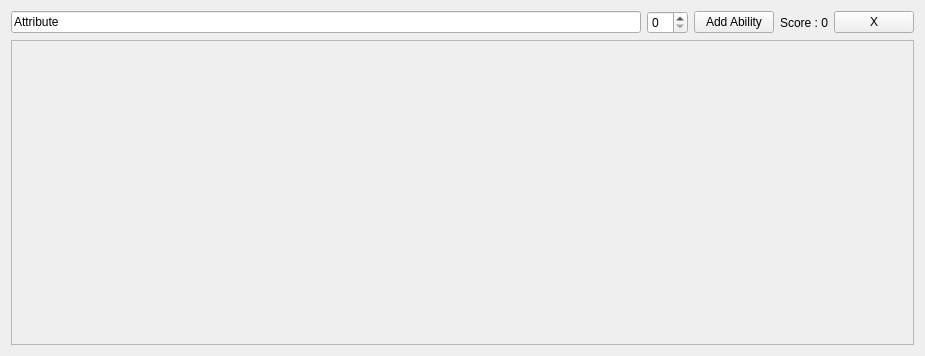
The window that attributeform.ui (Michael-A-D/HelloWorlds) describes before a commit, drawn with Qt 5.
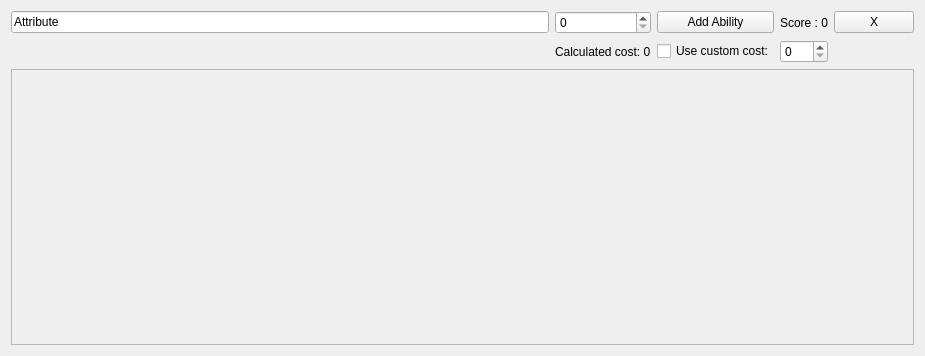
The same window after the commit.

Commit message: Add custom attribute cost

What changed in the file:
```diff
--- a/attributeform.ui
+++ b/attributeform.ui
@@ -20,16 +20,6 @@
    <string>Form</string>
   </property>
   <layout class="QGridLayout" name="gridLayout">
-   <item row="0" column="2">
-    <widget class="QSpinBox" name="flatBox"/>
-   </item>
-   <item row="0" column="4">
-    <widget class="QLabel" name="score">
-     <property name="text">
-      <string>Score : 0</string>
-     </property>
-    </widget>
-   </item>
    <item row="0" column="3">
     <widget class="QPushButton" name="pushButton">
      <property name="text">
@@ -51,7 +41,7 @@
      </property>
     </widget>
    </item>
-   <item row="1" column="1" colspan="5">
+   <item row="2" column="1" colspan="5">
     <widget class="QScrollArea" name="scrollArea">
      <property name="sizePolicy">
       <sizepolicy hsizetype="Expanding" vsizetype="Minimum">
@@ -68,12 +58,39 @@
         <x>0</x>
         <y>0</y>
         <width>905</width>
-        <height>303</height>
+        <height>270</height>
        </rect>
       </property>
      </widget>
     </widget>
    </item>
+   <item row="0" column="2">
+    <widget class="QSpinBox" name="flatBox"/>
+   </item>
+   <item row="0" column="4">
+    <widget class="QLabel" name="score">
+     <property name="text">
+      <string>Score : 0</string>
+     </property>
+    </widget>
+   </item>
+   <item row="1" column="3">
+    <widget class="QCheckBox" name="customBox">
+     <property name="text">
+      <string>Use custom cost:</string>
+     </property>
+    </widget>
+   </item>
+   <item row="1" column="2">
+    <widget class="QLabel" name="calculateCost">
+     <property name="text">
+      <string>Calculated cost: 0</string>
+     </property>
+    </widget>
+   </item>
+   <item row="1" column="4">
+    <widget class="QSpinBox" name="customValue"/>
+   </item>
   </layout>
  </widget>
  <resources/>
```
The commit also changes 2 other files.
